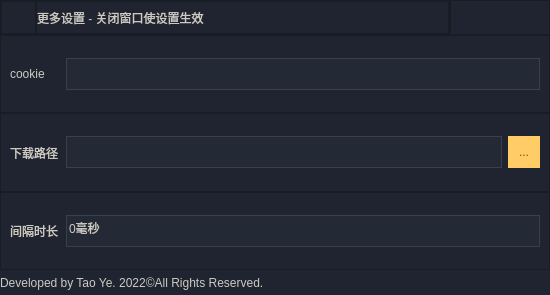
This is src/ui/settings.ui in MOMOYATW/bilibili_manga_downloader as Qt 5 draws it before an edit. The edited form follows.
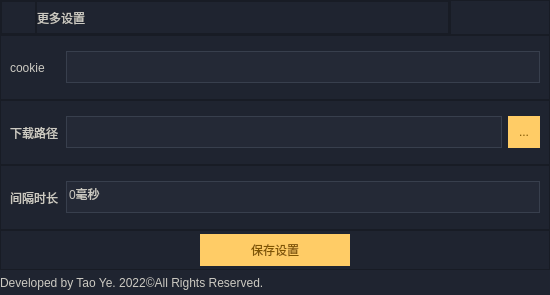
This is the edited form. Icons and pictures are not drawn.

Commit message: modify settings window logic & qss

The edit to the form file:
```diff
--- a/src/ui/settings.ui
+++ b/src/ui/settings.ui
@@ -214,7 +214,7 @@
                   <string notr="true">color:#cccac2</string>
                  </property>
                  <property name="text">
-                  <string>更多设置 - 关闭窗口使设置生效</string>
+                  <string>更多设置</string>
                  </property>
                 </widget>
                </item>
@@ -521,6 +521,10 @@
 background-color:#ffcc66;
 color:#805500;
 border-style:outset;
+}
+
+QPushButton:hover{
+background-color:#fac761;
 }</string>
               </property>
               <property name="text">
@@ -615,6 +619,69 @@
         </layout>
        </widget>
       </item>
+      <item>
+       <widget class="QFrame" name="btn_frame">
+        <property name="maximumSize">
+         <size>
+          <width>16777215</width>
+          <height>40</height>
+         </size>
+        </property>
+        <property name="frameShape">
+         <enum>QFrame::StyledPanel</enum>
+        </property>
+        <property name="frameShadow">
+         <enum>QFrame::Raised</enum>
+        </property>
+        <layout class="QHBoxLayout" name="horizontalLayout_10">
+         <property name="spacing">
+          <number>0</number>
+         </property>
+         <property name="leftMargin">
+          <number>0</number>
+         </property>
+         <property name="topMargin">
+          <number>0</number>
+         </property>
+         <property name="rightMargin">
+          <number>0</number>
+         </property>
+         <property name="bottomMargin">
+          <number>0</number>
+         </property>
+         <item>
+          <widget class="QPushButton" name="btn_save">
+           <property name="minimumSize">
+            <size>
+             <width>150</width>
+             <height>32</height>
+            </size>
+           </property>
+           <property name="maximumSize">
+            <size>
+             <width>150</width>
+             <height>16777215</height>
+            </size>
+           </property>
+           <property name="styleSheet">
+            <string notr="true">QPushButton{
+background-color:#ffcc66;
+color:#805500;
+border-style:outset;
+}
+
+QPushButton:hover{
+background-color:#fac761;
+}</string>
+           </property>
+           <property name="text">
+            <string>保存设置</string>
+           </property>
+          </widget>
+         </item>
+        </layout>
+       </widget>
+      </item>
       <item>
        <widget class="QFrame" name="status_bar">
         <property name="maximumSize">
```
The commit also changes 5 other files.
